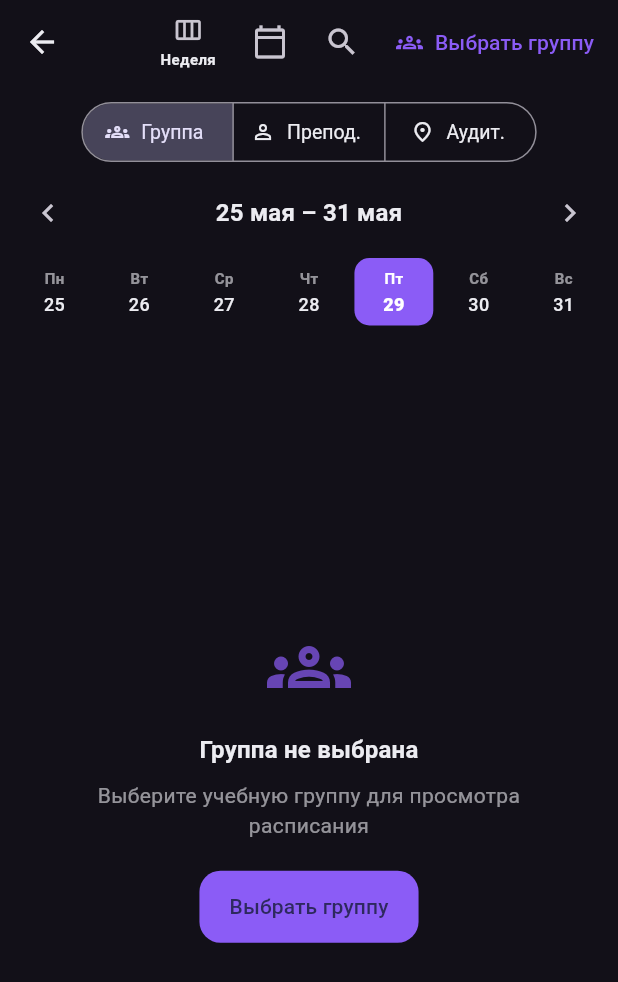
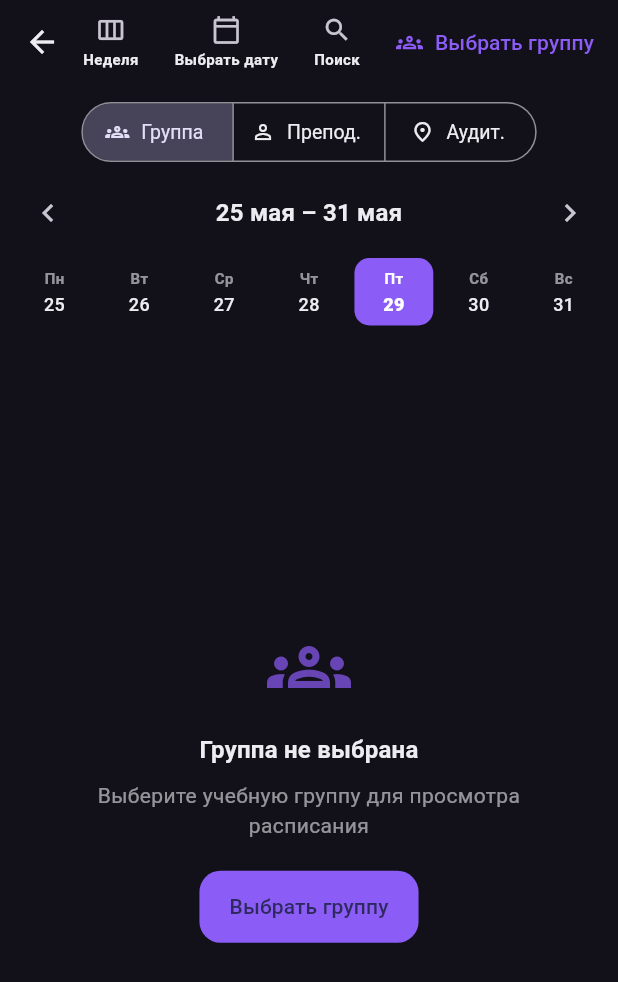
Before and after one commit to 0Eaggle0/OmTech, a Flutter app: the ScheduleScreen screen opened directly, on a phone screen of 412 x 824 dp. Shown: the top 982 px of the screen. Run offline on Flutter 3.47's test engine with Material 3 defaults, Android fonts, the phone set to English and light mode, and no system bars; our stand-ins replace cached_network_image, confetti, cookie_jar, dio, dio_cookie_manager, flutter_animate and 7 more; accounts and stored records are empty; network calls fail.

Commit message:
поправил ui в расписании

```diff
--- a/lib/l10n/app_en.arb
+++ b/lib/l10n/app_en.arb
@@ -125,6 +125,10 @@
   "settingsAboutApp": "OmTech",
 
   "dashboardGreeting": "Welcome!",
+  "dashboardHello": "Hi, {name}!",
+  "@dashboardHello": {
+    "placeholders": { "name": { "type": "String" } }
+  },
   "dashboardNoGroup": "No group selected",
   "dashboardNextLesson": "Current/next class",
   "dashboardNoNextLesson": "No classes today",
@@ -148,7 +152,7 @@
   "scheduleSubgroup": "Subgroup",
   "scheduleStream": "Stream",
   "scheduleWeekView": "Week",
-  "scheduleDayView": "Today",
+  "scheduleDayView": "Day",
   "scheduleNoLessonsToday": "Go touch some grass!\nNo classes today 🌿",
   "scheduleNoLessonsTodayMsg": "Enjoy your free time or check another day.",
   "scheduleShowWeek": "Show full week",
--- a/lib/l10n/app_localizations.dart
+++ b/lib/l10n/app_localizations.dart
@@ -776,6 +776,12 @@ abstract class AppLocalizations {
   /// **'Добро пожаловать!'**
   String get dashboardGreeting;
 
+  /// No description provided for @dashboardHello.
+  ///
+  /// In ru, this message translates to:
+  /// **'Привет, {name}!'**
+  String dashboardHello(String name);
+
   /// No description provided for @dashboardNoGroup.
   ///
   /// In ru, this message translates to:
@@ -887,7 +893,7 @@ abstract class AppLocalizations {
   /// No description provided for @scheduleDayView.
   ///
   /// In ru, this message translates to:
-  /// **'Сегодня'**
+  /// **'День'**
   String get scheduleDayView;
 
   /// No description provided for @scheduleNoLessonsToday.
--- a/lib/l10n/app_ru.arb
+++ b/lib/l10n/app_ru.arb
@@ -125,6 +125,10 @@
   "settingsAboutApp": "OmTech",
 
   "dashboardGreeting": "Добро пожаловать!",
+  "dashboardHello": "Привет, {name}!",
+  "@dashboardHello": {
+    "placeholders": { "name": { "type": "String" } }
+  },
   "dashboardNoGroup": "Группа не выбрана",
   "dashboardNextLesson": "Текущая/ближайшая пара",
   "dashboardNoNextLesson": "Пар на сегодня нет",
@@ -148,7 +152,7 @@
   "scheduleSubgroup": "Подгруппа",
   "scheduleStream": "Поток",
   "scheduleWeekView": "Неделя",
-  "scheduleDayView": "Сегодня",
+  "scheduleDayView": "День",
   "scheduleNoLessonsToday": "Иди трогать траву!\nСегодня пар нет 🌿",
   "scheduleNoLessonsTodayMsg": "Наслаждайся свободным временем или посмотри другой день.",
   "scheduleShowWeek": "Показать всю неделю",
--- a/lib/screens/dashboard/dashboard_screen.dart
+++ b/lib/screens/dashboard/dashboard_screen.dart
@@ -226,7 +226,7 @@ class _DashboardScreenState extends State<DashboardScreen> {
               ),
               const SizedBox(height: 12),
               Text(
-                'Привет, $_greetingName!',
+                l.dashboardHello(_greetingName),
                 style: theme.textTheme.headlineSmall?.copyWith(
                   color: Colors.white,
                   fontWeight: FontWeight.w800,
--- a/lib/screens/schedule/schedule_screen.dart
+++ b/lib/screens/schedule/schedule_screen.dart
@@ -245,15 +245,15 @@ class _ScheduleScreenState extends State<ScheduleScreen> {
           // Переключатель вида: день / неделя
           _viewToggle(l),
           // Выбор даты через календарь
-          IconButton(
-            onPressed: _pickDate,
-            icon: const Icon(Icons.calendar_today_outlined),
-            tooltip: l.schedulePickDate,
+          _appBarAction(
+            icon: Icons.calendar_today_outlined,
+            label: l.schedulePickDate,
+            onTap: _pickDate,
           ),
-          IconButton(
-            onPressed: _openUniversalSearch,
-            icon: const Icon(Icons.search),
-            tooltip: 'Общий поиск',
+          _appBarAction(
+            icon: Icons.search,
+            label: 'Поиск',
+            onTap: _openUniversalSearch,
           ),
           TextButton.icon(
             onPressed: _pickEntity,
@@ -438,7 +438,11 @@ class _ScheduleScreenState extends State<ScheduleScreen> {
               color: Theme.of(context).colorScheme.onSurface.withValues(alpha: 0.55)),
           const SizedBox(width: 8),
           FilterChip(
-            label: Text(l.scheduleOnlyMySubgroup(mySubgroup)),
+            label: Text(
+              _showOnlyMySubgroup
+                  ? l.scheduleOnlyMySubgroup(mySubgroup)
+                  : 'Все подгруппы',
+            ),
             selected: _showOnlyMySubgroup,
             onSelected: (v) => setState(() => _showOnlyMySubgroup = v),
             visualDensity: VisualDensity.compact,
@@ -448,19 +452,15 @@ class _ScheduleScreenState extends State<ScheduleScreen> {
     );
   }
 
-  /// Кнопка переключения вида: иконка + подпись («Неделя» / «Сегодня»).
-  /// При повторном клике возвращает к текущему дню (с reload, если сменилась неделя).
-  Widget _viewToggle(AppLocalizations l) {
-    final isWeek = _weekView;
-    final icon = isWeek ? Icons.today_outlined : Icons.view_week_outlined;
-    final label = isWeek ? l.scheduleDayView : l.scheduleWeekView;
+  /// Иконка AppBar с подписью под ней — единый стиль для всех action-кнопок.
+  Widget _appBarAction({required IconData icon, required String label, required VoidCallback onTap}) {
     return Padding(
       padding: const EdgeInsets.symmetric(horizontal: 4),
       child: Tooltip(
         message: label,
         child: InkWell(
           borderRadius: BorderRadius.circular(8),
-          onTap: _toggleView,
+          onTap: onTap,
           child: Padding(
             padding: const EdgeInsets.symmetric(horizontal: 8, vertical: 4),
             child: Column(
@@ -478,6 +478,14 @@ class _ScheduleScreenState extends State<ScheduleScreen> {
           ),
         ),
       ),
+    );
+  }
+
+  Widget _viewToggle(AppLocalizations l) {
+    return _appBarAction(
+      icon: _weekView ? Icons.today_outlined : Icons.view_week_outlined,
+      label: _weekView ? l.scheduleDayView : l.scheduleWeekView,
+      onTap: _toggleView,
     );
   }
 
```
Also changed, not shown: lib/l10n/app_localizations_en.dart (+6 -1 lines), lib/l10n/app_localizations_ru.dart (+6 -1 lines), lib/widgets/lesson_detail_sheet.dart (+28 -99 lines).
